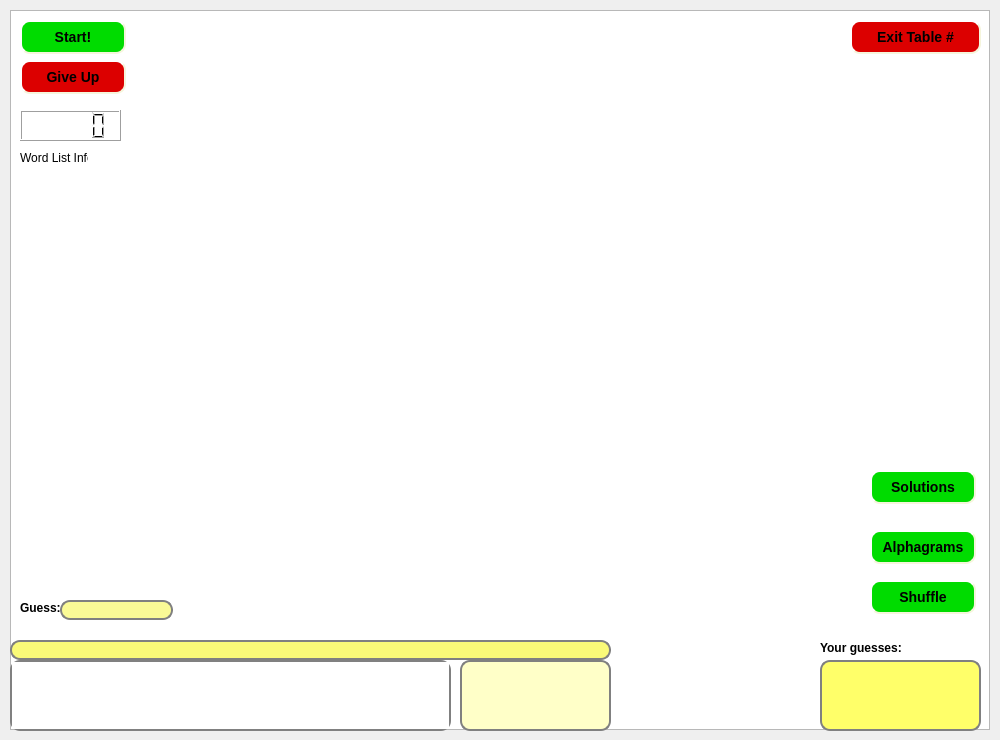
This is trunk/client/src/tableForm.ui in domino14/aerolithdesktop as Qt 5 draws it before an edit. The edited form follows.
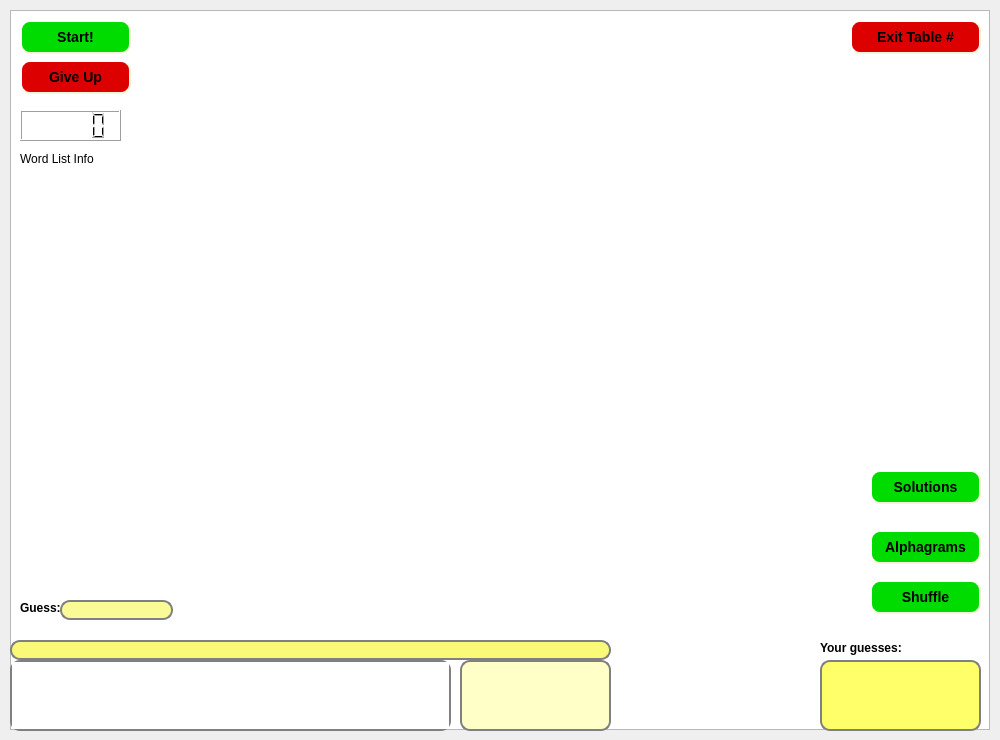
This is the edited form.

What changed in the file:
```diff
--- a/trunk/client/src/tableForm.ui
+++ b/trunk/client/src/tableForm.ui
@@ -54,7 +54,7 @@
     <rect>
      <x>870</x>
      <y>530</y>
-     <width>106</width>
+     <width>111</width>
      <height>34</height>
     </rect>
    </property>
@@ -90,7 +90,7 @@
     <rect>
      <x>870</x>
      <y>580</y>
-     <width>106</width>
+     <width>111</width>
      <height>34</height>
     </rect>
    </property>
@@ -126,7 +126,7 @@
     <rect>
      <x>20</x>
      <y>60</y>
-     <width>106</width>
+     <width>111</width>
      <height>34</height>
     </rect>
    </property>
@@ -198,7 +198,7 @@
     <rect>
      <x>20</x>
      <y>20</y>
-     <width>106</width>
+     <width>111</width>
      <height>34</height>
     </rect>
    </property>
@@ -401,7 +401,7 @@
     <rect>
      <x>870</x>
      <y>470</y>
-     <width>106</width>
+     <width>111</width>
      <height>34</height>
     </rect>
    </property>
@@ -437,8 +437,8 @@
     <rect>
      <x>20</x>
      <y>150</y>
-     <width>68</width>
-     <height>16</height>
+     <width>111</width>
+     <height>18</height>
     </rect>
    </property>
    <property name="text" >
```
